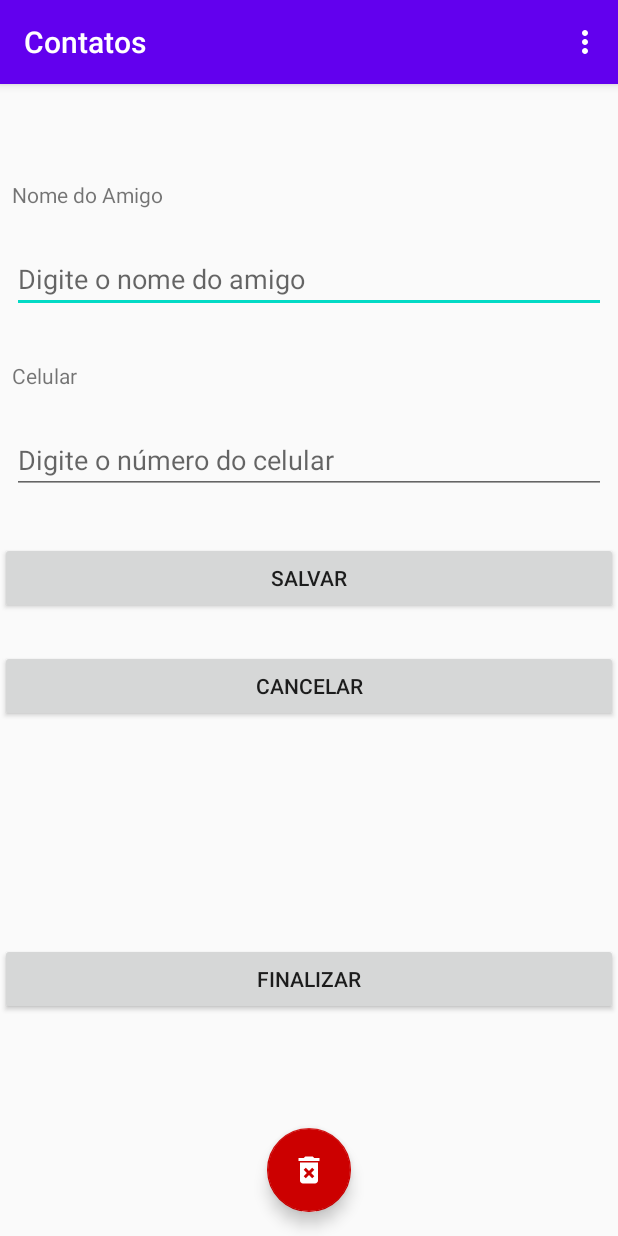
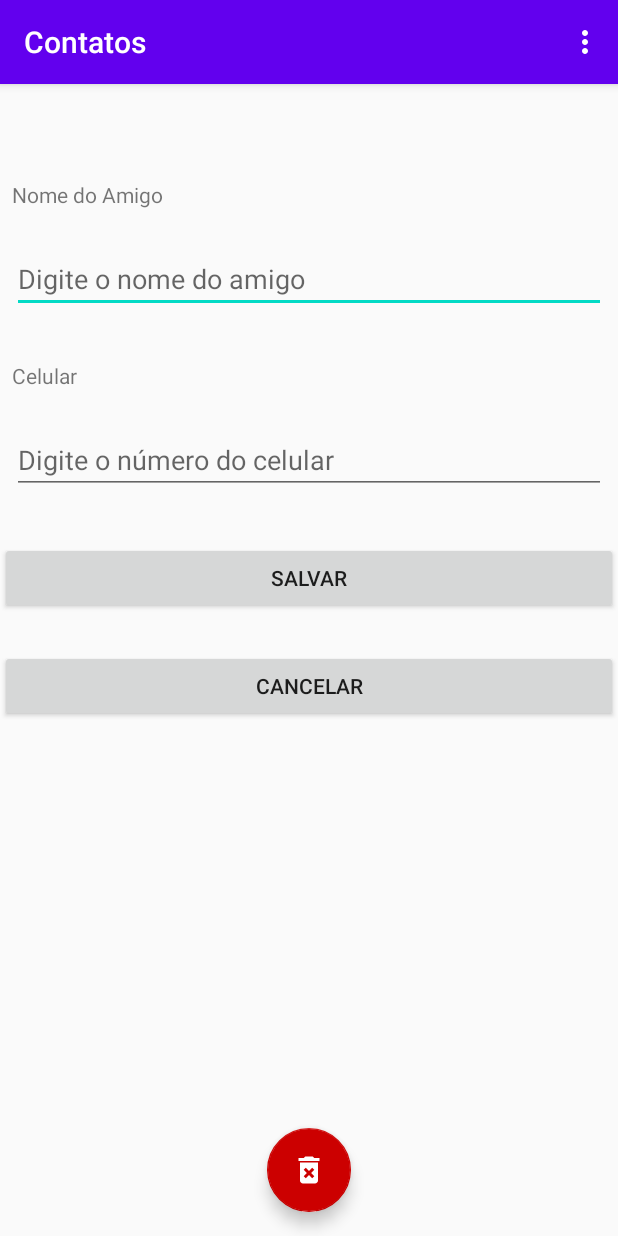
Before and after one commit to Vitorhr10/close-contacts-app, an Android app: the screen it shows after launch (MainActivity), after a tap on an icon or button, on a phone screen of 412 x 824 dp. Run offline under Robolectric (Android 15) with nearby library versions, the phone set to English and light mode, and no system bars; 2 statements that could not run were skipped.

Commit message:
Chore: Removing finalized button

```diff
--- a/app/src/main/res/layout/cadastrar_amigos.xml
+++ b/app/src/main/res/layout/cadastrar_amigos.xml
@@ -89,13 +89,4 @@
         app:layout_constraintStart_toStartOf="parent"
         app:layout_constraintTop_toBottomOf="@+id/btnSalvar" />
 
-    <Button
-        android:id="@+id/btnFinalizar"
-        android:layout_width="0dp"
-        android:layout_height="wrap_content"
-        android:text="Finalizar"
-        app:layout_constraintBottom_toBottomOf="parent"
-        app:layout_constraintEnd_toEndOf="parent"
-        app:layout_constraintStart_toStartOf="parent"
-        app:layout_constraintTop_toBottomOf="@+id/btnCancelar" />
 </androidx.constraintlayout.widget.ConstraintLayout>
```
